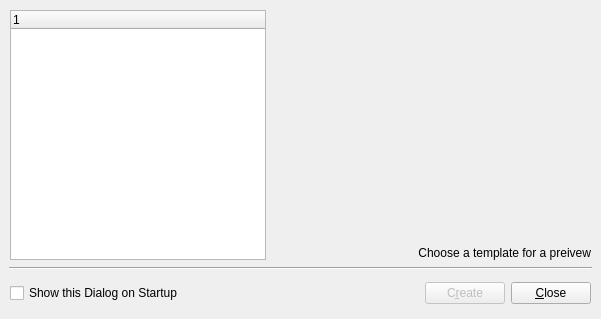
The window that tools/designer/src/designer/newform.ui (arnt/qt-history2) describes before a commit, drawn with Qt 5.
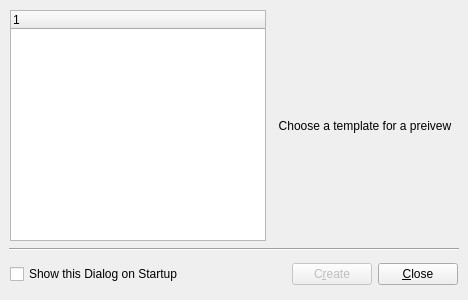
The same window after the commit.

```diff
--- a/tools/designer/src/designer/newform.ui
+++ b/tools/designer/src/designer/newform.ui
@@ -11,8 +11,8 @@
    <rect>
     <x>0</x>
     <y>0</y>
-    <width>601</width>
-    <height>319</height>
+    <width>468</width>
+    <height>300</height>
    </rect>
   </property>
   <property name="windowTitle" >
@@ -49,7 +49,7 @@
          <x>1</x>
          <y>1</y>
          <width>256</width>
-         <height>250</height>
+         <height>231</height>
         </rect>
        </property>
        <property name="sizePolicy" >
@@ -83,8 +83,8 @@
         <rect>
          <x>263</x>
          <y>1</y>
-         <width>319</width>
-         <height>250</height>
+         <width>186</width>
+         <height>231</height>
         </rect>
        </property>
        <property name="sizePolicy" >
@@ -102,7 +102,7 @@
         <string>Choose a template for a preivew</string>
        </property>
        <property name="alignment" >
-        <set>Qt::AlignAbsolute|Qt::AlignBottom|Qt::AlignCenter|Qt::AlignHCenter|Qt::AlignHorizontal_Mask|Qt::AlignJustify|Qt::AlignLeading|Qt::AlignLeft|Qt::AlignRight|Qt::AlignTop|Qt::AlignTrailing|Qt::AlignVCenter|Qt::AlignVertical_Mask</set>
+        <set>Qt::AlignCenter</set>
        </property>
        <property name="margin" >
         <number>5</number>
@@ -119,8 +119,8 @@
      <property name="geometry" >
       <rect>
        <x>9</x>
-       <y>267</y>
-       <width>583</width>
+       <y>248</y>
+       <width>450</width>
        <height>3</height>
       </rect>
      </property>
@@ -170,7 +170,7 @@
         <rect>
          <x>181</x>
          <y>1</y>
-         <width>237</width>
+         <width>104</width>
          <height>32</height>
         </rect>
        </property>
@@ -195,7 +195,7 @@
        </property>
        <property name="geometry" >
         <rect>
-         <x>424</x>
+         <x>291</x>
          <y>2</y>
          <width>77</width>
          <height>29</height>
@@ -219,7 +219,7 @@
        </property>
        <property name="geometry" >
         <rect>
-         <x>507</x>
+         <x>374</x>
          <y>3</y>
          <width>75</width>
          <height>27</height>
```
